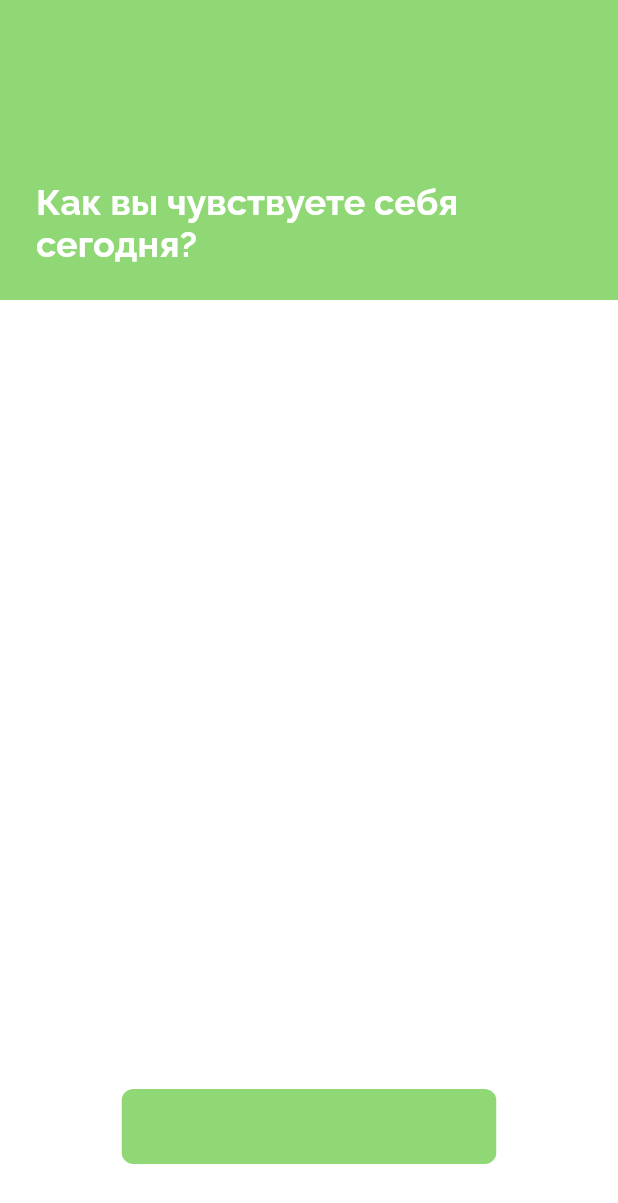
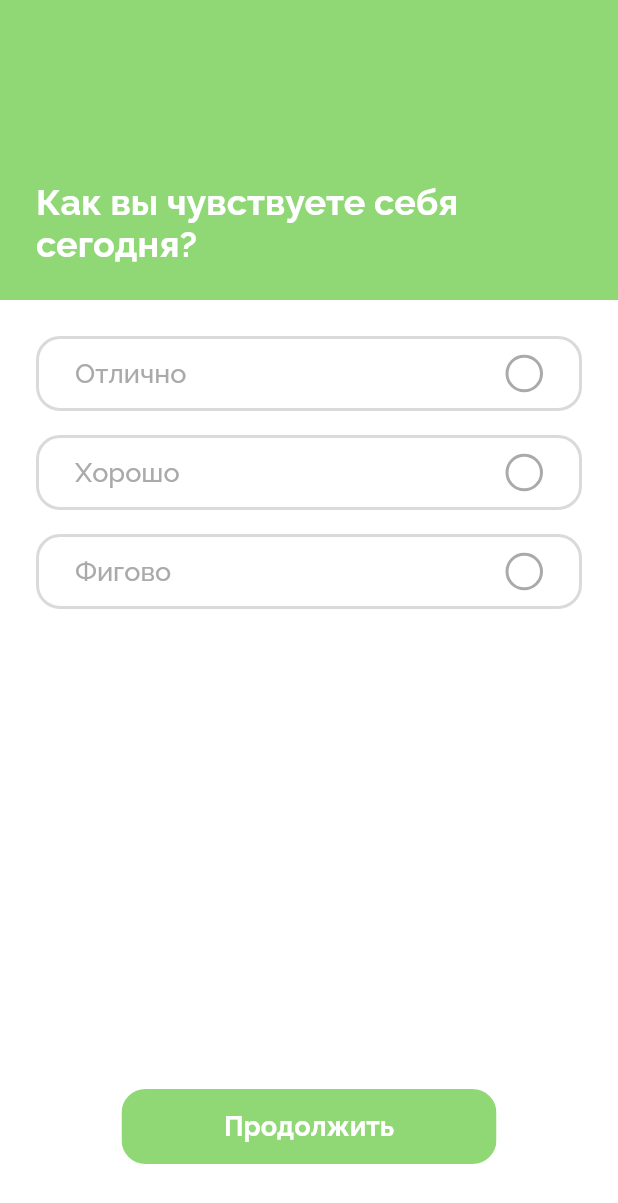
Before and after one commit to devcat37/Aya, a Flutter app: the screen it shows after launch, on a phone screen of 412 x 824 dp. Shown: the top 1203 px of the screen. Run offline on Flutter 3.47's test engine with Material 2 defaults, Android fonts, the phone set to English and light mode, and no system bars; our stand-ins replace get_it.

Commit message:
Опрос

```diff
--- a/lib/domain/models/question/question.dart
+++ b/lib/domain/models/question/question.dart
@@ -1,7 +1,9 @@
 abstract class Question {
-  const Question({
+  Question({
     required this.title,
   });
 
   final String title;
+
+  bool hasAnswer = false;
 }
--- /dev/null
+++ b/lib/domain/models/question/question_option.dart
@@ -0,0 +1,5 @@
+class QuestionOption {
+  const QuestionOption({required this.text});
+
+  final String text;
+}
--- /dev/null
+++ b/lib/domain/models/question/scrolling_double_value_question.dart
@@ -0,0 +1,13 @@
+import 'package:aya/domain/models/question/question.dart';
+
+class ScrollingDoubleValueQuestion extends Question {
+  ScrollingDoubleValueQuestion({
+    required String title,
+    required this.separatorSymbol,
+  }) : super(title: title);
+
+  final String separatorSymbol;
+
+  @override
+  bool get hasAnswer => true;
+}
--- a/lib/domain/models/question/single_option_question.dart
+++ b/lib/domain/models/question/single_option_question.dart
@@ -1,7 +1,21 @@
 import 'package:aya/domain/models/question/question.dart';
+import 'package:aya/domain/models/question/question_option.dart';
 
 class SingleOptionQuestion extends Question {
-  const SingleOptionQuestion({
+  SingleOptionQuestion({
     required String title,
+    this.options = const [],
   }) : super(title: title);
+
+  final List<QuestionOption> options;
+
+  int _chosenOption = -1;
+  int get chosenOption => _chosenOption;
+
+  @override
+  bool get hasAnswer => _chosenOption != -1;
+
+  void chooseOption(QuestionOption option) {
+    _chosenOption = options.indexOf(option);
+  }
 }
--- a/lib/domain/models/survey/survey.dart
+++ b/lib/domain/models/survey/survey.dart
@@ -1,9 +1,28 @@
 import 'package:aya/domain/models/question/question.dart';
 
 class Survey {
-  const Survey({
+  Survey({
     required this.questions,
   });
 
   final List<Question> questions;
+
+  int _currentQuestion = 0;
+  int get currentQuestion => _currentQuestion;
+
+  bool get currentQuestionHasAnswer => questions.elementAt(_currentQuestion).hasAnswer;
+
+  void handleAnswer() {
+    if (_currentQuestion == questions.length - 1) {
+      finishSurvey();
+    } else {
+      goToNextQuestion();
+    }
+  }
+
+  void finishSurvey() {}
+
+  void goToNextQuestion() {
+    _currentQuestion++;
+  }
 }
--- a/lib/internal/application.dart
+++ b/lib/internal/application.dart
@@ -25,6 +25,8 @@ class Application extends StatelessWidget {
           headline2: TextStyle(fontSize: 32.0, fontWeight: FontWeight.bold),
           headline3: TextStyle(fontSize: 28.0, fontWeight: FontWeight.bold),
           headline4: TextStyle(fontSize: 24.0, fontWeight: FontWeight.bold),
+          subtitle1: TextStyle(fontSize: 18.0, fontWeight: FontWeight.w500),
+          button: TextStyle(fontSize: 18.0, fontWeight: FontWeight.bold),
         ),
       ),
       initialRoute: '/',
--- a/lib/internal/pages/health_survey_page/health_survey_page.dart
+++ b/lib/internal/pages/health_survey_page/health_survey_page.dart
@@ -1,4 +1,6 @@
 import 'package:aya/domain/models/question/question.dart';
+import 'package:aya/domain/models/question/question_option.dart';
+import 'package:aya/domain/models/question/scrolling_double_value_question.dart';
 import 'package:aya/domain/models/question/single_option_question.dart';
 import 'package:aya/domain/models/survey/survey.dart';
 import 'package:aya/internal/pages/survey_page/survey_page.dart';
@@ -14,7 +16,22 @@ class HealthSurveyPage extends StatelessWidget {
     return SurveyPage(
       survey: Survey(
         questions: [
-          SingleOptionQuestion(title: 'Как вы чувствуете себя сегодня?'),
+          SingleOptionQuestion(
+            title: 'Как вы чувствуете себя сегодня?',
+            options: [
+              QuestionOption(text: 'Отлично'),
+              QuestionOption(text: 'Хорошо'),
+              QuestionOption(text: 'Фигово'),
+            ],
+          ),
+          ScrollingDoubleValueQuestion(
+            title: 'Какая у вас температура?',
+            separatorSymbol: '.',
+          ),
+          ScrollingDoubleValueQuestion(
+            title: 'Какое у вас давление?',
+            separatorSymbol: '/',
+          ),
         ],
       ),
     );
--- a/lib/internal/utils/infrastructure.dart
+++ b/lib/internal/utils/infrastructure.dart
@@ -2,6 +2,10 @@ import 'package:flutter/material.dart';
 
 const whiteColor = Color(0xFFFFFFFF);
 const blackColor = Color(0xFF000000);
+const lightSurfaceColor = Color(0xFFDADADA);
+
+const defaultOptionColor = Color(0xFFAAAAAA);
+const chosenOptionColor = Color(0xFF487339);
 
 const mainGreenColor = Color(0xFF8FD875);
 
--- a/lib/presentation/global/aya_button/aya_button.dart
+++ b/lib/presentation/global/aya_button/aya_button.dart
@@ -4,6 +4,7 @@ import 'package:flutter/material.dart';
 class AyaButton extends StatelessWidget {
   const AyaButton({
     Key? key,
+    required this.title,
     required this.onPressed,
   }) : super(key: key);
 
@@ -11,6 +12,7 @@ class AyaButton extends StatelessWidget {
   static const defaultWidth = 250.0;
 
   final Function() onPressed;
+  final String title;
 
   @override
   Widget build(BuildContext context) {
@@ -18,13 +20,19 @@ class AyaButton extends StatelessWidget {
       color: Colors.transparent,
       child: InkWell(
         onTap: onPressed,
-        borderRadius: borderRadius8,
+        borderRadius: borderRadius16,
         child: Ink(
           height: defaultHeight,
           width: defaultWidth,
           decoration: BoxDecoration(
-            borderRadius: borderRadius8,
+            borderRadius: borderRadius16,
             color: mainGreenColor,
+          ),
+          child: Center(
+            child: Text(
+              title,
+              style: Theme.of(context).textTheme.button!.copyWith(color: whiteColor),
+            ),
           ),
         ),
       ),
--- a/lib/presentation/pages/splash_screen_view/splash_screen_view.dart
+++ b/lib/presentation/pages/splash_screen_view/splash_screen_view.dart
@@ -41,6 +41,8 @@ class _SplashScreenViewState extends State<SplashScreenView> {
         child: Column(
           mainAxisAlignment: MainAxisAlignment.center,
           children: [
+            Image.asset('assets/images/logo.png'),
+            const SizedBox(height: sidePadding32),
             Text(
               Settings.appName.toUpperCase(),
               style: Theme.of(context).textTheme.headline1!.copyWith(color: blackColor),
--- a/lib/presentation/pages/survey_page/survey_page_view.dart
+++ b/lib/presentation/pages/survey_page/survey_page_view.dart
@@ -4,13 +4,20 @@ import 'package:aya/presentation/global/aya_button/aya_button.dart';
 import 'package:aya/presentation/pages/survey_question_page/survey_question_page_view.dart';
 import 'package:flutter/material.dart';
 
-class SurveyPageView extends StatelessWidget {
+class SurveyPageView extends StatefulWidget {
   const SurveyPageView({
     Key? key,
     required this.survey,
   }) : super(key: key);
 
   final Survey survey;
+
+  @override
+  State<SurveyPageView> createState() => _SurveyPageViewState();
+}
+
+class _SurveyPageViewState extends State<SurveyPageView> {
+  final PageController _pageController = PageController();
 
   @override
   Widget build(BuildContext context) {
@@ -21,13 +28,25 @@ class SurveyPageView extends StatelessWidget {
           SizedBox(
             height: MediaQuery.of(context).size.height,
             child: PageView(
-              children: survey.questions.map((e) => SurveyQuestionPageView(question: e)).toList(),
+              physics: const NeverScrollableScrollPhysics(),
+              controller: _pageController,
+              children: widget.survey.questions
+                  .map(
+                    (e) => SurveyQuestionPageView(question: e),
+                  )
+                  .toList(),
             ),
           ),
           Positioned(
             bottom: sidePadding48,
             child: AyaButton(
-              onPressed: () {},
+              title: 'Продолжить',
+              onPressed: () {
+                if (widget.survey.currentQuestionHasAnswer) {
+                  widget.survey.goToNextQuestion();
+                  _pageController.nextPage(duration: defaultAnimationDuration, curve: Curves.decelerate);
+                }
+              },
             ),
           ),
         ],
--- /dev/null
+++ b/lib/presentation/pages/survey_question_page/survey_options/single_option_question_widget.dart
@@ -0,0 +1,82 @@
+import 'package:aya/domain/models/question/question_option.dart';
+import 'package:aya/domain/models/question/single_option_question.dart';
+import 'package:aya/internal/utils/infrastructure.dart';
+import 'package:flutter/material.dart';
+
+class SingleOptionQuestionWidget extends StatefulWidget {
+  const SingleOptionQuestionWidget({
+    Key? key,
+    required this.question,
+  }) : super(key: key);
+
+  final SingleOptionQuestion question;
+
+  @override
+  State<SingleOptionQuestionWidget> createState() => _SingleOptionQuestionWidgetState();
+}
+
+class _SingleOptionQuestionWidgetState extends State<SingleOptionQuestionWidget> {
+  Widget _buildOption(BuildContext context, {required QuestionOption option}) {
+    final bool isChosen = widget.question.chosenOption == widget.question.options.indexOf(option);
+
+    return InkWell(
+      onTap: () => setState(() {
+        widget.question.chooseOption(option);
+      }),
+      borderRadius: borderRadius16,
+      child: AnimatedContainer(
+        duration: defaultAnimationDuration,
+        height: 50.0,
+        width: MediaQuery.of(context).size.width - sidePadding * 2,
+        decoration: BoxDecoration(
+          borderRadius: borderRadius16,
+          border: Border.all(width: sidePadding2, color: isChosen ? mainGreenColor : lightSurfaceColor),
+        ),
+        child: Padding(
+          padding: const EdgeInsets.symmetric(horizontal: sidePadding),
+          child: Row(
+            mainAxisAlignment: MainAxisAlignment.spaceBetween,
+            children: [
+              Text(
+                option.text,
+                style: Theme.of(context)
+                    .textTheme
+                    .subtitle1!
+                    .copyWith(color: isChosen ? chosenOptionColor : defaultOptionColor),
+              ),
+              AnimatedContainer(
+                duration: defaultAnimationDuration,
+                height: 25.0,
+                width: 25.0,
+                decoration: BoxDecoration(
+                  shape: BoxShape.circle,
+                  color: isChosen ? mainGreenColor : Colors.transparent,
+                  border: Border.all(width: 2.0, color: isChosen ? chosenOptionColor : defaultOptionColor),
+                ),
+                child:
+                    isChosen ? const Icon(Icons.done, size: sidePadding16, color: whiteColor) : const SizedBox.shrink(),
+              ),
+            ],
+          ),
+        ),
+      ),
+    );
+  }
+
+  Widget _buildContent(BuildContext context) {
+    return ListView.separated(
+      padding: const EdgeInsets.all(sidePadding),
+      shrinkWrap: true,
+      itemBuilder: (context, index) {
+        return _buildOption(context, option: widget.question.options.elementAt(index));
+      },
+      separatorBuilder: (_, __) => const SizedBox(height: sidePadding16),
+      itemCount: widget.question.options.length,
+    );
+  }
+
+  @override
+  Widget build(BuildContext context) {
+    return _buildContent(context);
+  }
+}
--- /dev/null
+++ b/lib/presentation/pages/survey_question_page/survey_question__option.dart
@@ -0,0 +1,30 @@
+import 'package:aya/domain/models/question/question.dart';
+import 'package:aya/domain/models/question/scrolling_double_value_question.dart';
+import 'package:aya/domain/models/question/single_option_question.dart';
+import 'package:aya/presentation/pages/survey_question_page/survey_options/scrolling_value_question_widget.dart';
+import 'package:aya/presentation/pages/survey_question_page/survey_options/single_option_question_widget.dart';
+import 'package:flutter/material.dart';
+
+class SurveyQuestionOption extends Widget {
+  const SurveyQuestionOption({
+    Key? key,
+    required this.question,
+  }) : super(key: key);
+
+  final Question question;
+
+  @override
+  Element createElement() {
+    switch (question.runtimeType) {
+      case ScrollingDoubleValueQuestion:
+        return StatefulElement(
+          ScrollingValueQuestionWidget(question: question as ScrollingDoubleValueQuestion),
+        );
+      case SingleOptionQuestion:
+      default:
+        return StatefulElement(
+          SingleOptionQuestionWidget(question: question as SingleOptionQuestion),
+        );
+    }
+  }
+}
--- a/lib/presentation/pages/survey_question_page/survey_question_page_view.dart
+++ b/lib/presentation/pages/survey_question_page/survey_question_page_view.dart
@@ -1,5 +1,6 @@
 import 'package:aya/domain/models/question/question.dart';
 import 'package:aya/presentation/pages/survey_question_page/survey_question__header.dart';
+import 'package:aya/presentation/pages/survey_question_page/survey_question__option.dart';
 import 'package:flutter/material.dart';
 
 class SurveyQuestionPageView extends StatelessWidget {
@@ -15,6 +16,7 @@ class SurveyQuestionPageView extends StatelessWidget {
       children: [
         // Заголовок тестирования с текстом вопроса.
         SurveyQuestionHeader(title: question.title),
+        SurveyQuestionOption(question: question),
       ],
     );
   }
--- a/pubspec.yaml
+++ b/pubspec.yaml
@@ -35,6 +35,7 @@ dependencies:
   flutter_svg: ^0.22.0
   get_it: ^7.0.0
   mobx: ^2.0.3
+  infinite_listview: ^1.1.0
   shimmer: ^2.0.0
 
 
@@ -67,6 +68,8 @@ flutter:
   uses-material-design: true
 
   # To add assets to your application, add an assets section, like this:
+  assets:
+    - assets/images/
   # assets:
   #   - images/a_dot_burr.jpeg
   #   - images/a_dot_ham.jpeg
```
Also changed, not shown: lib/internal/services/helpers.dart (added, +21 -0 lines), lib/presentation/pages/survey_question_page/survey_options/scrolling_value_question_widget.dart (added, +181 -0 lines), assets/images/logo.png (added), pubspec.lock.
